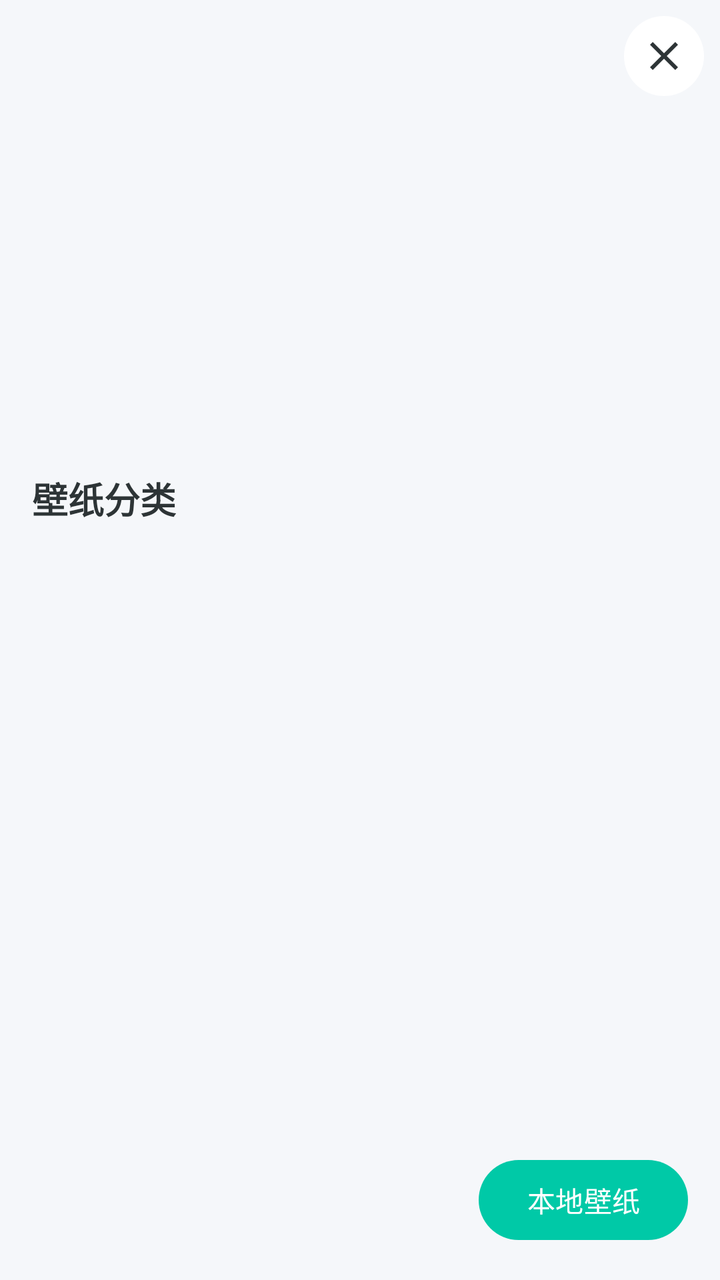
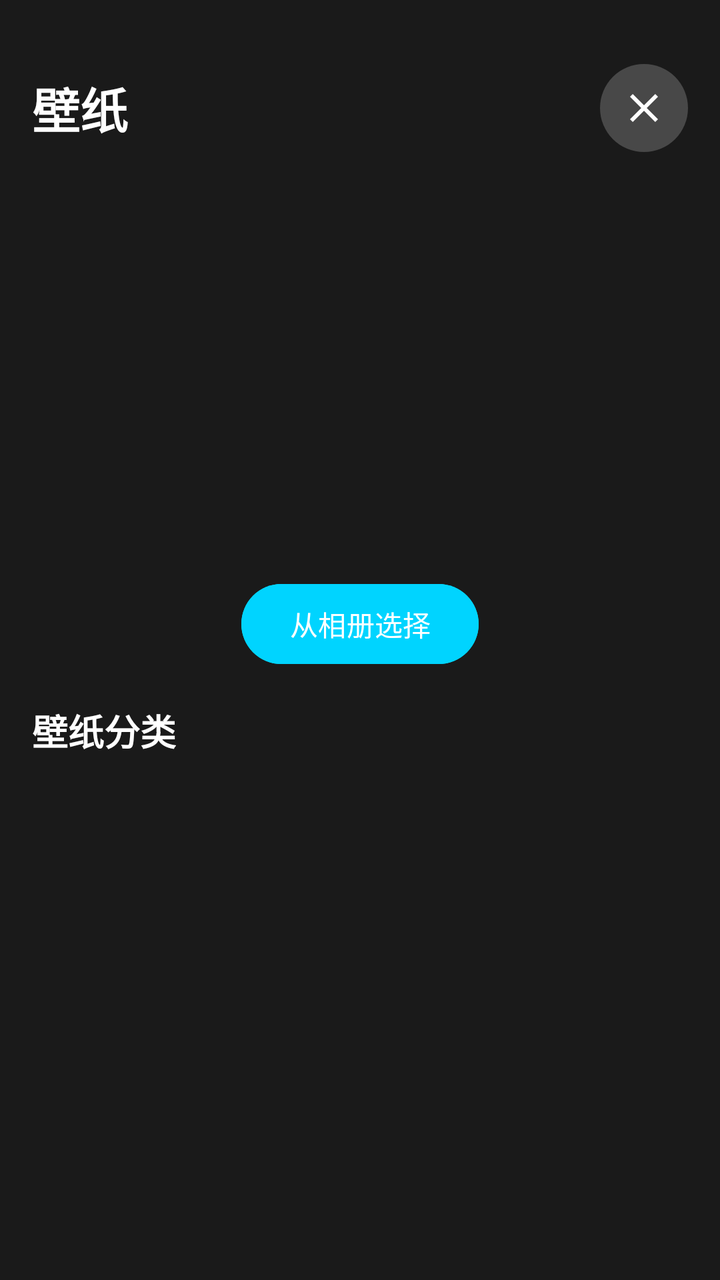

An Android layout rendered at two revisions. The XML below is the earlier revision; the diff shows what the commit changed to produce the second picture.
<!-- AndroidManifest.xml: activity theme Theme.JiLiuLauncher -->
<!-- res/layout/activity_wallpaper.xml -->
<?xml version="1.0" encoding="utf-8"?>
<FrameLayout xmlns:android="http://schemas.android.com/apk/res/android"
    xmlns:app="http://schemas.android.com/apk/res-auto"
    android:layout_width="match_parent"
    android:layout_height="match_parent"
    android:background="@color/background">

    
    <androidx.viewpager2.widget.ViewPager2
        android:id="@+id/featured_viewpager"
        android:layout_width="match_parent"
        android:layout_height="200dp"
        android:layout_margin="16dp" />

    
    <ImageButton
        android:id="@+id/btn_close"
        android:layout_width="40dp"
        android:layout_height="40dp"
        android:layout_gravity="top|end"
        android:layout_margin="8dp"
        android:background="@drawable/bg_circle_button"
        android:src="@drawable/ic_close"
        android:contentDescription="关闭" />

    
    <ImageButton
        android:id="@+id/btn_back"
        android:layout_width="40dp"
        android:layout_height="40dp"
        android:layout_gravity="top|start"
        android:layout_margin="8dp"
        android:background="@drawable/bg_circle_button"
        android:src="@drawable/ic_back"
        android:contentDescription="返回"
        android:visibility="gone" />

    
    <LinearLayout
        android:id="@+id/category_container"
        android:layout_width="match_parent"
        android:layout_height="match_parent"
        android:layout_marginTop="220dp"
        android:orientation="vertical"
        android:padding="16dp">

        <TextView
            android:layout_width="wrap_content"
            android:layout_height="wrap_content"
            android:text="壁纸分类"
            android:textColor="@color/text_primary"
            android:textSize="18sp"
            android:textStyle="bold" />

        <androidx.recyclerview.widget.RecyclerView
            android:id="@+id/category_recycler"
            android:layout_width="match_parent"
            android:layout_height="match_parent"
            android:layout_marginTop="16dp" />

    </LinearLayout>

    
    <LinearLayout
        android:id="@+id/wallpaper_container"
        android:layout_width="match_parent"
        android:layout_height="match_parent"
        android:layout_marginTop="220dp"
        android:orientation="vertical"
        android:padding="16dp"
        android:visibility="gone">

        <TextView
            android:id="@+id/tv_category_title"
            android:layout_width="wrap_content"
            android:layout_height="wrap_content"
            android:text="壁纸"
            android:textColor="@color/text_primary"
            android:textSize="18sp"
            android:textStyle="bold" />

        <androidx.recyclerview.widget.RecyclerView
            android:id="@+id/wallpaper_recycler"
            android:layout_width="match_parent"
            android:layout_height="match_parent"
            android:layout_marginTop="16dp" />

    </LinearLayout>

    
    <LinearLayout
        android:id="@+id/wallpaper_options"
        android:layout_width="match_parent"
        android:layout_height="wrap_content"
        android:layout_gravity="bottom"
        android:background="@color/surface"
        android:orientation="vertical"
        android:padding="16dp"
        android:visibility="gone">

        <TextView
            android:id="@+id/selected_wallpaper_title"
            android:layout_width="wrap_content"
            android:layout_height="wrap_content"
            android:textColor="@color/text_primary"
            android:textSize="16sp" />

        <LinearLayout
            android:layout_width="match_parent"
            android:layout_height="wrap_content"
            android:layout_marginTop="12dp"
            android:orientation="horizontal">

            <Button
                android:id="@+id/btn_set_home"
                android:layout_width="0dp"
                android:layout_height="wrap_content"
                android:layout_weight="1"
                android:text="主屏幕" />

            <Button
                android:id="@+id/btn_set_lock"
                android:layout_width="0dp"
                android:layout_height="wrap_content"
                android:layout_marginStart="8dp"
                android:layout_weight="1"
                android:text="锁屏" />

            <Button
                android:id="@+id/btn_apply"
                android:layout_width="0dp"
                android:layout_height="wrap_content"
                android:layout_marginStart="8dp"
                android:layout_weight="1"
                android:text="全部" />

        </LinearLayout>

    </LinearLayout>

    <Button
        android:id="@+id/btn_local_wallpaper"
        android:layout_width="wrap_content"
        android:layout_height="wrap_content"
        android:layout_gravity="bottom|end"
        android:layout_margin="16dp"
        android:text="本地壁纸" />

    <ProgressBar
        android:id="@+id/progress_bar"
        android:layout_width="wrap_content"
        android:layout_height="wrap_content"
        android:layout_gravity="center"
        android:visibility="gone" />

</FrameLayout>
<!-- resources referenced by this layout -->
<resources>
  <color name="background">#F5F7FA</color>
  <color name="surface">#FFFFFF</color>
  <color name="text_primary">#2D3436</color>
  <!-- drawable bg_circle_button (drawable) -->
  <?xml version="1.0" encoding="utf-8"?>
  <shape xmlns:android="http://schemas.android.com/apk/res/android"
      android:shape="oval">
      <solid android:color="@color/surface" />
  </shape>
  <!-- drawable ic_back (drawable) -->
  <?xml version="1.0" encoding="utf-8"?>
  <vector xmlns:android="http://schemas.android.com/apk/res/android"
      android:width="24dp"
      android:height="24dp"
      android:viewportWidth="24"
      android:viewportHeight="24">
      <path
          android:fillColor="@color/text_primary"
          android:pathData="M20,11H7.83l5.59,-5.59L12,4l-8,8 8,8 1.41,-1.41L7.83,13H20v-2z"/>
  </vector>
  <!-- drawable ic_close (drawable) -->
  <?xml version="1.0" encoding="utf-8"?>
  <vector xmlns:android="http://schemas.android.com/apk/res/android"
      android:width="24dp"
      android:height="24dp"
      android:viewportWidth="24"
      android:viewportHeight="24">
      <path
          android:fillColor="@color/text_primary"
          android:pathData="M19,6.41L17.59,5 12,10.59 6.41,5 5,6.41 10.59,12 5,17.59 6.41,19 12,13.41 17.59,19 19,17.59 13.41,12z"/>
  </vector>
  <style name="Theme.JiLiuLauncher" parent="Theme.Material3.Light.NoActionBar">
          <item name="colorPrimary">@color/primary</item>
          <item name="colorPrimaryDark">@color/primary_dark</item>
          <item name="colorAccent">@color/accent</item>
          <item name="android:colorBackground">@color/background</item>
          <item name="android:windowBackground">@color/background</item>
          <item name="android:statusBarColor">@color/background</item>
          <item name="android:navigationBarColor">@color/background</item>
          <item name="android:windowLightStatusBar">true</item>
          <item name="android:windowLightNavigationBar">true</item>
      </style>
  <color name="primary">#00C9A7</color>
  <color name="primary_dark">#00A896</color>
  <color name="accent">#FF8066</color>
</resources>

<!-- the commit's change to res/layout/activity_wallpaper.xml (unified diff, before → after) -->
@@ -3,87 +3,128 @@
     xmlns:app="http://schemas.android.com/apk/res-auto"
     android:layout_width="match_parent"
     android:layout_height="match_parent"
-    android:background="@color/background">
-
-    
-    <androidx.viewpager2.widget.ViewPager2
-        android:id="@+id/featured_viewpager"
-        android:layout_width="match_parent"
-        android:layout_height="200dp"
-        android:layout_margin="16dp" />
-
-    
-    <ImageButton
-        android:id="@+id/btn_close"
-        android:layout_width="40dp"
-        android:layout_height="40dp"
-        android:layout_gravity="top|end"
-        android:layout_margin="8dp"
-        android:background="@drawable/bg_circle_button"
-        android:src="@drawable/ic_close"
-        android:contentDescription="关闭" />
-
-    
-    <ImageButton
-        android:id="@+id/btn_back"
-        android:layout_width="40dp"
-        android:layout_height="40dp"
-        android:layout_gravity="top|start"
-        android:layout_margin="8dp"
-        android:background="@drawable/bg_circle_button"
-        android:src="@drawable/ic_back"
-        android:contentDescription="返回"
-        android:visibility="gone" />
+    android:background="@color/background_dark">
 
     
     <LinearLayout
-        android:id="@+id/category_container"
         android:layout_width="match_parent"
         android:layout_height="match_parent"
-        android:layout_marginTop="220dp"
-        android:orientation="vertical"
-        android:padding="16dp">
-
-        <TextView
+        android:orientation="vertical">
+
+        
+        <LinearLayout
+            android:layout_width="match_parent"
+            android:layout_height="wrap_content"
+            android:gravity="center_vertical"
+            android:orientation="horizontal"
+            android:paddingHorizontal="16dp"
+            android:paddingTop="32dp"
+            android:paddingBottom="8dp">
+
+            <TextView
+                android:layout_width="0dp"
+                android:layout_height="wrap_content"
+                android:layout_weight="1"
+                android:text="壁纸"
+                android:textColor="@color/text_primary"
+                android:textSize="24sp"
+                android:textStyle="bold" />
+
+            
+            <ImageButton
+                android:id="@+id/btn_close"
+                android:layout_width="44dp"
+                android:layout_height="44dp"
+                android:background="@drawable/bg_car_circle_button"
+                android:src="@drawable/ic_close"
+                android:padding="10dp"
+                app:tint="@color/white"
+                android:contentDescription="关闭" />
+
+        </LinearLayout>
+
+        
+        <androidx.viewpager2.widget.ViewPager2
+            android:id="@+id/featured_viewpager"
+            android:layout_width="match_parent"
+            android:layout_height="180dp"
+            android:layout_marginHorizontal="16dp"
+            android:layout_marginTop="8dp" />
+
+        
+        <Button
+            android:id="@+id/btn_local_wallpaper"
             android:layout_width="wrap_content"
             android:layout_height="wrap_content"
-            android:text="壁纸分类"
-            android:textColor="@color/text_primary"
-            android:textSize="18sp"
-            android:textStyle="bold" />
-
-        <androidx.recyclerview.widget.RecyclerView
-            android:id="@+id/category_recycler"
-            android:layout_width="match_parent"
-            android:layout_height="match_parent"
-            android:layout_marginTop="16dp" />
-
-    </LinearLayout>
-
-    
-    <LinearLayout
-        android:id="@+id/wallpaper_container"
-        android:layout_width="match_parent"
-        android:layout_height="match_parent"
-        android:layout_marginTop="220dp"
-        android:orientation="vertical"
-        android:padding="16dp"
-        android:visibility="gone">
-
-        <TextView
-            android:id="@+id/tv_category_title"
-            android:layout_width="wrap_content"
-            android:layout_height="wrap_content"
-            android:text="壁纸"
-            android:textColor="@color/text_primary"
-            android:textSize="18sp"
-            android:textStyle="bold" />
-
-        <androidx.recyclerview.widget.RecyclerView
-            android:id="@+id/wallpaper_recycler"
-            android:layout_width="match_parent"
-            android:layout_height="match_parent"
-            android:layout_marginTop="16dp" />
+            android:layout_gravity="center_horizontal"
+            android:layout_marginTop="16dp"
+            android:text="从相册选择"
+            android:backgroundTint="@color/primary"
+            android:textColor="@color/white" />
+
+        
+        <LinearLayout
+            android:id="@+id/category_container"
+            android:layout_width="match_parent"
+            android:layout_height="0dp"
+            android:layout_weight="1"
+            android:orientation="vertical"
+            android:padding="16dp">
+
+            <TextView
+                android:layout_width="wrap_content"
+                android:layout_height="wrap_content"
+                android:text="壁纸分类"
+                android:textColor="@color/text_primary"
+                android:textSize="18sp"
+                android:textStyle="bold" />
+
+            <androidx.recyclerview.widget.RecyclerView
+                android:id="@+id/category_recycler"
+                android:layout_width="match_parent"
+                android:layout_height="match_parent"
+                android:layout_marginTop="12dp" />
+
+        </LinearLayout>
+
+        
+        <LinearLayout
+            android:id="@+id/wallpaper_container"
+            android:layout_width="match_parent"
+            android:layout_height="0dp"
+            android:layout_weight="1"
+            android:orientation="vertical"
+            android:padding="16dp"
+            android:visibility="gone">
+
+            
+            <ImageButton
+                android:id="@+id/btn_back"
+                android:layout_width="44dp"
+                android:layout_height="44dp"
+                android:background="@drawable/bg_car_circle_button"
+                android:src="@drawable/ic_back"
+                android:padding="10dp"
+                app:tint="@color/white"
+                android:contentDescription="返回" />
+
+            <TextView
+                android:id="@+id/tv_category_title"
+                android:layout_width="wrap_content"
+                android:layout_height="wrap_content"
+                android:layout_marginTop="12dp"
+                android:text="壁纸"
+                android:textColor="@color/text_primary"
+                android:textSize="18sp"
+                android:textStyle="bold" />
+
+            <androidx.recyclerview.widget.RecyclerView
+                android:id="@+id/wallpaper_recycler"
+                android:layout_width="match_parent"
+                android:layout_height="match_parent"
+                android:layout_marginTop="12dp" />
+
+        </LinearLayout>
 
     </LinearLayout>
 
@@ -93,9 +134,11 @@
         android:layout_width="match_parent"
         android:layout_height="wrap_content"
         android:layout_gravity="bottom"
-        android:background="@color/surface"
+        android:background="@drawable/bg_car_glass_large"
         android:orientation="vertical"
-        android:padding="16dp"
+        android:padding="20dp"
+        android:layout_marginHorizontal="16dp"
+        android:layout_marginBottom="24dp"
         android:visibility="gone">
 
         <TextView
@@ -103,12 +146,21 @@
             android:layout_width="wrap_content"
             android:layout_height="wrap_content"
             android:textColor="@color/text_primary"
-            android:textSize="16sp" />
-
-        <LinearLayout
-            android:layout_width="match_parent"
-            android:layout_height="wrap_content"
-            android:layout_marginTop="12dp"
+            android:textSize="16sp"
+            android:textStyle="bold" />
+
+        <TextView
+            android:layout_width="wrap_content"
+            android:layout_height="wrap_content"
+            android:layout_marginTop="4dp"
+            android:text="设置此壁纸到"
+            android:textColor="@color/text_secondary"
+            android:textSize="12sp" />
+
+        <LinearLayout
+            android:layout_width="match_parent"
+            android:layout_height="wrap_content"
+            android:layout_marginTop="16dp"
             android:orientation="horizontal">
 
             <Button
@@ -116,7 +168,9 @@
                 android:layout_width="0dp"
                 android:layout_height="wrap_content"
                 android:layout_weight="1"
-                android:text="主屏幕" />
+                android:text="桌面"
+                android:backgroundTint="@color/surface"
+                android:textColor="@color/text_primary" />
 
             <Button
                 android:id="@+id/btn_set_lock"
@@ -124,7 +178,9 @@
                 android:layout_height="wrap_content"
                 android:layout_marginStart="8dp"
                 android:layout_weight="1"
-                android:text="锁屏" />
+                android:text="锁屏"
+                android:backgroundTint="@color/surface"
+                android:textColor="@color/text_primary" />
 
             <Button
                 android:id="@+id/btn_apply"
@@ -132,19 +188,13 @@
                 android:layout_height="wrap_content"
                 android:layout_marginStart="8dp"
                 android:layout_weight="1"
-                android:text="全部" />
+                android:text="全部"
+                android:backgroundTint="@color/primary"
+                android:textColor="@color/white" />
 
         </LinearLayout>
 
     </LinearLayout>
-
-    <Button
-        android:id="@+id/btn_local_wallpaper"
-        android:layout_width="wrap_content"
-        android:layout_height="wrap_content"
-        android:layout_gravity="bottom|end"
-        android:layout_margin="16dp"
-        android:text="本地壁纸" />
 
     <ProgressBar
         android:id="@+id/progress_bar"
<!-- resource entries referenced after the edit -->
@@ -1,13 +1,33 @@
 <!-- resources referenced by this layout -->
 <resources>
-  <color name="background">#F5F7FA</color>
-  <color name="surface">#FFFFFF</color>
-  <color name="text_primary">#2D3436</color>
-  <!-- drawable bg_circle_button (drawable) -->
+  <color name="background_dark">#1A1A1A</color>
+  <color name="surface">#80000000</color>
+  <color name="text_primary">#FFFFFF</color>
+  <color name="text_secondary">#B3FFFFFF</color>
+  <color name="white">#FFFFFF</color>
+  <!-- drawable bg_car_circle_button (drawable) -->
   <?xml version="1.0" encoding="utf-8"?>
   <shape xmlns:android="http://schemas.android.com/apk/res/android"
       android:shape="oval">
-      <solid android:color="@color/surface" />
+      
+      
+      <solid android:color="@color/icon_bg" />
+  </shape>
+  <!-- drawable bg_car_glass_large (drawable) -->
+  <?xml version="1.0" encoding="utf-8"?>
+  <shape xmlns:android="http://schemas.android.com/apk/res/android"
+      android:shape="rectangle">
+      
+      
+      <solid android:color="@color/surface_light" />
+      
+      
+      <corners android:radius="24dp" />
+      
+      
+      <stroke 
+          android:width="0.5dp" 
+          android:color="@color/card_border" />
   </shape>
   <!-- drawable ic_back (drawable) -->
   <?xml version="1.0" encoding="utf-8"?>
@@ -31,19 +51,30 @@
           android:fillColor="@color/text_primary"
           android:pathData="M19,6.41L17.59,5 12,10.59 6.41,5 5,6.41 10.59,12 5,17.59 6.41,19 12,13.41 17.59,19 19,17.59 13.41,12z"/>
   </vector>
-  <style name="Theme.JiLiuLauncher" parent="Theme.Material3.Light.NoActionBar">
+  <style name="Theme.JiLiuLauncher" parent="Theme.Material3.Dark.NoActionBar">
           <item name="colorPrimary">@color/primary</item>
           <item name="colorPrimaryDark">@color/primary_dark</item>
           <item name="colorAccent">@color/accent</item>
-          <item name="android:colorBackground">@color/background</item>
-          <item name="android:windowBackground">@color/background</item>
-          <item name="android:statusBarColor">@color/background</item>
-          <item name="android:navigationBarColor">@color/background</item>
-          <item name="android:windowLightStatusBar">true</item>
-          <item name="android:windowLightNavigationBar">true</item>
+          
+          
+          <item name="android:colorBackground">@android:color/transparent</item>
+          <item name="android:windowBackground">@android:color/transparent</item>
+          
+          
+          <item name="android:statusBarColor">@android:color/transparent</item>
+          <item name="android:navigationBarColor">@android:color/transparent</item>
+          <item name="android:windowTranslucentStatus">true</item>
+          <item name="android:windowTranslucentNavigation">true</item>
+          
+          
+          <item name="android:windowLightStatusBar">false</item>
+          <item name="android:windowLightNavigationBar">false</item>
       </style>
-  <color name="primary">#00C9A7</color>
-  <color name="primary_dark">#00A896</color>
-  <color name="accent">#FF8066</color>
+  <color name="icon_bg">#33FFFFFF</color>
+  <color name="surface_light">#CC1A1A1A</color>
+  <color name="card_border">#33FFFFFF</color>
+  <color name="primary">#00D4FF</color>
+  <color name="primary_dark">#00A8CC</color>
+  <color name="accent">#FF9500</color>
 </resources>
 
